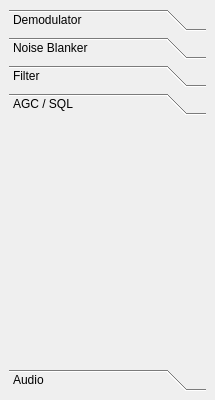
The window that qtgui/dockrxopt.ui (gqrx-sdr/gqrx) describes before a commit, drawn with Qt 5.
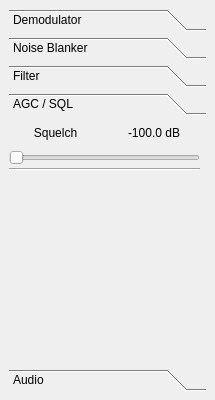
The same window after the commit. The open tabs and pages were chosen to show the change.

Commit message: GUI controls for setting squelch level. Closes #7.

```diff
--- a/qtgui/dockrxopt.ui
+++ b/qtgui/dockrxopt.ui
@@ -354,8 +354,8 @@
         <rect>
          <x>0</x>
          <y>0</y>
-         <width>98</width>
-         <height>28</height>
+         <width>197</width>
+         <height>202</height>
         </rect>
        </property>
        <property name="toolTip">
@@ -364,6 +364,79 @@
        <attribute name="label">
         <string>AGC / SQL</string>
        </attribute>
+       <widget class="Line" name="line_2">
+        <property name="geometry">
+         <rect>
+          <x>0</x>
+          <y>40</y>
+          <width>191</width>
+          <height>16</height>
+         </rect>
+        </property>
+        <property name="orientation">
+         <enum>Qt::Horizontal</enum>
+        </property>
+       </widget>
+       <widget class="QWidget" name="layoutWidget">
+        <property name="geometry">
+         <rect>
+          <x>0</x>
+          <y>0</y>
+          <width>191</width>
+          <height>44</height>
+         </rect>
+        </property>
+        <layout class="QGridLayout" name="gridLayout_2">
+         <item row="0" column="0">
+          <widget class="QLabel" name="sqlLabel">
+           <property name="text">
+            <string>Squelch</string>
+           </property>
+           <property name="alignment">
+            <set>Qt::AlignCenter</set>
+           </property>
+          </widget>
+         </item>
+         <item row="0" column="1">
+          <widget class="QLabel" name="sqlValueLabel">
+           <property name="text">
+            <string>-100.0 dB</string>
+           </property>
+           <property name="alignment">
+            <set>Qt::AlignCenter</set>
+           </property>
+          </widget>
+         </item>
+         <item row="1" column="0" colspan="2">
+          <widget class="QSlider" name="sqlSlider">
+           <property name="sizePolicy">
+            <sizepolicy hsizetype="MinimumExpanding" vsizetype="Fixed">
+             <horstretch>0</horstretch>
+             <verstretch>0</verstretch>
+            </sizepolicy>
+           </property>
+           <property name="toolTip">
+            <string>Squelch level in dBFS</string>
+           </property>
+           <property name="minimum">
+            <number>-1000</number>
+           </property>
+           <property name="maximum">
+            <number>0</number>
+           </property>
+           <property name="pageStep">
+            <number>100</number>
+           </property>
+           <property name="value">
+            <number>-1000</number>
+           </property>
+           <property name="orientation">
+            <enum>Qt::Horizontal</enum>
+           </property>
+          </widget>
+         </item>
+        </layout>
+       </widget>
       </widget>
       <widget class="QWidget" name="pageAudio">
        <property name="geometry">
```
The commit also changes 4 other files.
